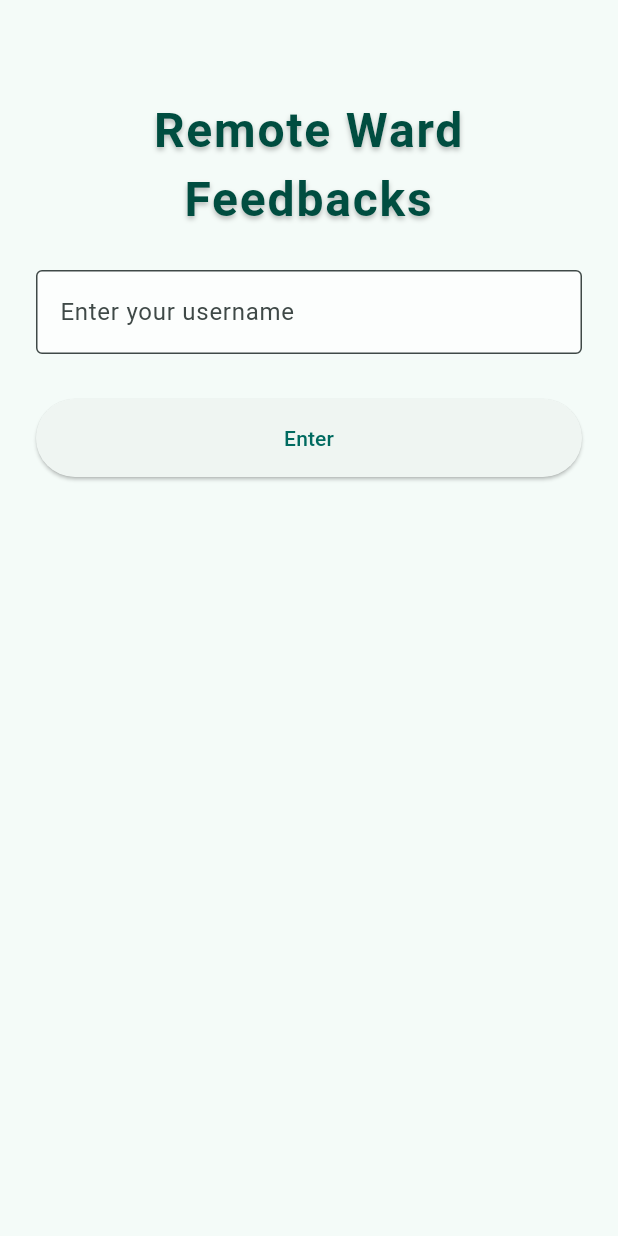
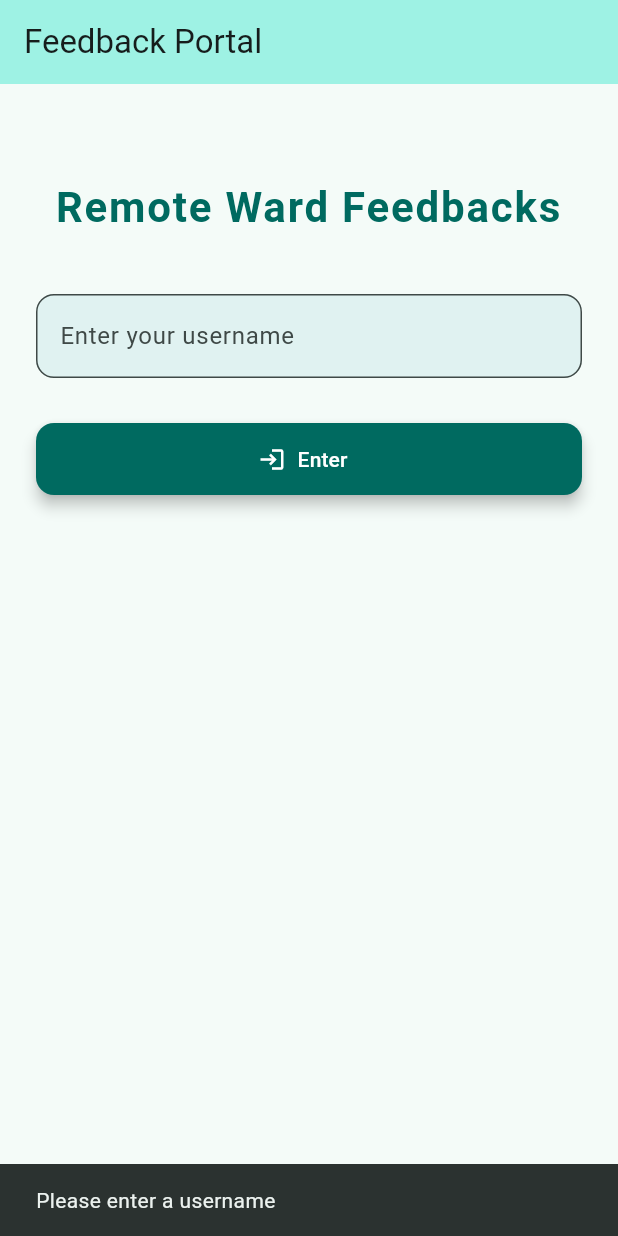
Before and after one commit to Pranaymishra2/flutter_feedback_app, a Flutter app: the screen it shows after launch, after a tap on "Enter", on a phone screen of 412 x 824 dp. Run offline on Flutter 3.47's test engine with Material 3 defaults, Android fonts, the phone set to English and light mode, and no system bars; our stand-ins replace flutter_bloc, image_picker, sqflite, vibration; accounts and stored records are empty.

Commit message:
Initiaal commit of feedback app

```diff
--- /dev/null
+++ b/devtools_options.yaml
@@ -0,0 +1,3 @@
+description: This file stores settings for Dart & Flutter DevTools.
+documentation: https://docs.flutter.dev/tools/devtools/extensions#configure-extension-enablement-states
+extensions:
--- a/lib/pages/page1.dart
+++ b/lib/pages/page1.dart
@@ -1,16 +1,21 @@
 import 'package:flutter/material.dart';
 import 'package:flutter_bloc/flutter_bloc.dart';
-import 'package:flutter_feedback_app/bloc/navigation_bloc.dart';
-import '../bloc/navigation_event.dart';
+import 'package:flutter_feedback_app/bloc/navigation_event.dart';
+import 'package:vibration/vibration.dart';
+import '../bloc/navigation_bloc.dart';
 
 class Page1 extends StatelessWidget {
-  Page1({super.key});
-
-  final TextEditingController _usernameController = TextEditingController();
+  const Page1({super.key});
 
   @override
   Widget build(BuildContext context) {
+    final TextEditingController _usernameController = TextEditingController();
+
     return Scaffold(
+      appBar: AppBar(
+        title: const Text("Feedback Portal"),
+        backgroundColor: Theme.of(context).colorScheme.primaryContainer,
+      ),
       body: SafeArea(
         child: Padding(
           padding: const EdgeInsets.all(24),
@@ -18,47 +23,64 @@ class Page1 extends StatelessWidget {
             crossAxisAlignment: CrossAxisAlignment.stretch,
             children: [
               const SizedBox(height: 40),
-              Center(
-                child: Text(
+
+              /// 🏷️ Title
+              Text(
                 'Remote Ward Feedbacks',
                 textAlign: TextAlign.center,
-                  style: TextStyle(
-                    fontSize: 32,
+                style: Theme.of(context).textTheme.headlineMedium?.copyWith(
                       fontWeight: FontWeight.bold,
-                    color: Colors.teal[900],
+                      color: Theme.of(context).colorScheme.primary,
                       letterSpacing: 1.2,
-                    shadows: [
-                      Shadow(
-                        offset: Offset(0, 2),
-                        blurRadius: 4,
-                        color: Colors.black26,
-                      )
-                    ],
                     ),
               ),
-              ),
-              const SizedBox(height: 24),
+
+              const SizedBox(height: 40),
+
+              /// 👤 Username Input
               TextField(
                 controller: _usernameController,
-                decoration: const InputDecoration(
+                decoration: InputDecoration(
                   labelText: 'Enter your username',
+                  border: OutlineInputBorder(
+                    borderRadius: BorderRadius.circular(12),
+                  ),
                   filled: true,
-                  fillColor: Colors.white70,
-                  border: OutlineInputBorder(),
+                  fillColor: Colors.teal.shade50,
                 ),
               ),
+
               const SizedBox(height: 30),
-              ElevatedButton(
-                onPressed: () {
-                  if (_usernameController.text.isNotEmpty) {
-                    context
-                        .read<NavigationBloc>()
-                        .add(GoToPage2(_usernameController.text));
+
+              /// 🚀 Enter Button
+              ElevatedButton.icon(
+                onPressed: () async {
+                  final username = _usernameController.text.trim();
+
+                  if (username.isNotEmpty) {
+                    context.read<NavigationBloc>().add(GoToPage2(username));
+                  } else {
+                    if (await Vibration.hasVibrator() ?? false) {
+                      Vibration.vibrate(duration: 300); // 🔔 Vibrate
+                    }
+
+                    ScaffoldMessenger.of(context).showSnackBar(
+                      const SnackBar(content: Text("Please enter a username")),
+                    );
                   }
                 },
-                child: const Padding(
-                  padding: EdgeInsets.symmetric(vertical: 16),
+                icon: const Icon(Icons.login),
+                label: const Padding(
+                  padding: EdgeInsets.symmetric(vertical: 14),
                   child: Text('Enter'),
+                ),
+                style: ElevatedButton.styleFrom(
+                  backgroundColor: Theme.of(context).colorScheme.primary,
+                  foregroundColor: Colors.white,
+                  shape: RoundedRectangleBorder(
+                    borderRadius: BorderRadius.circular(12),
+                  ),
+                  elevation: 4,
                 ),
               ),
             ],
--- a/pubspec.yaml
+++ b/pubspec.yaml
@@ -35,7 +35,7 @@ dependencies:
   image_picker: ^1.1.0
   flutter_bloc: ^8.1.3
   equatable: ^2.0.5
-
+  vibration: ^1.7.3
 
   # The following adds the Cupertino Icons font to your application.
   # Use with the CupertinoIcons class for iOS style icons.
```
Also changed, not shown: 3 other files. Lines whose indentation alone changed are shown as unchanged.
